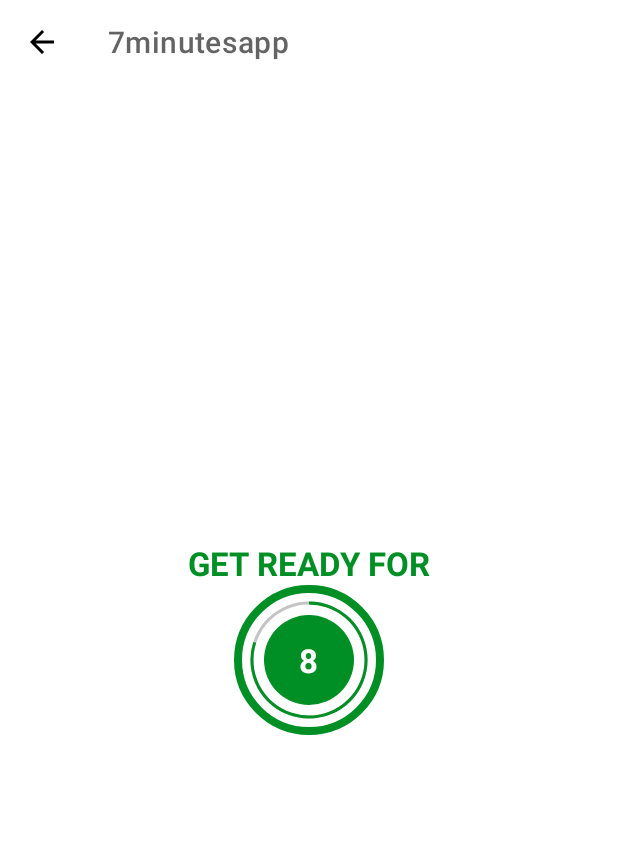
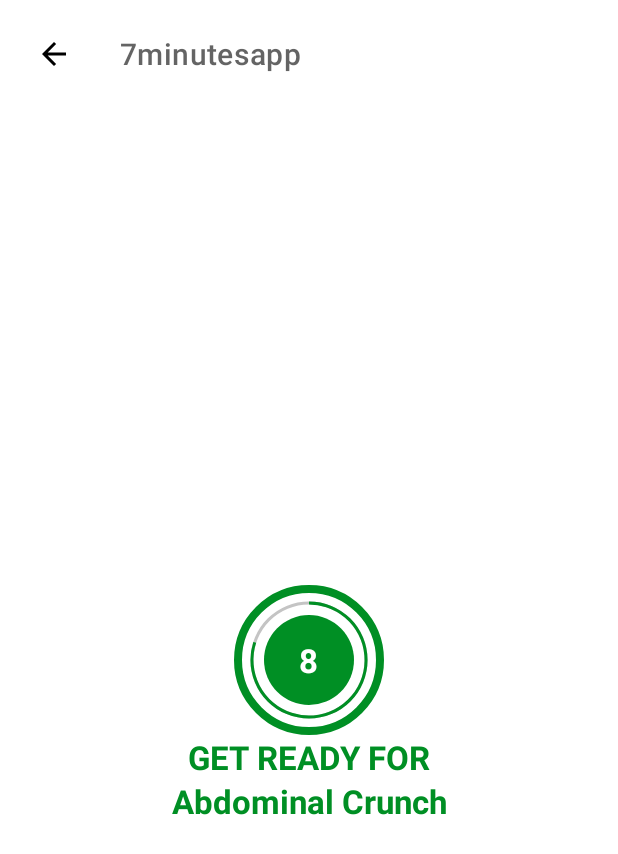
Before and after one commit to wet-creation/WorkOutApp, an Android app: the ExercisesActivity screen opened directly, with no data from a screen before it, on a phone screen of 412 x 824 dp. Shown: the top 854 px of the screen. Run offline under Robolectric (Android 15) with nearby library versions, the light colour scheme and no system bars.

Commit message:
Exercises

```diff
--- /dev/null
+++ b/app/src/main/java/com/misha/a7minutesapp/Constants.kt
@@ -0,0 +1,96 @@
+package com.misha.a7minutesapp
+
+import com.misha.a7minutesapp.model.ExercisesModel
+
+object Constants {
+
+    fun defaultExercisesList():ArrayList<ExercisesModel>{
+        val exercisesList = ArrayList<ExercisesModel>()
+        val abdominalCrunch = ExercisesModel(
+            1,
+            "Abdominal Crunch",
+            R.drawable.ic_abdominal_crunch
+        )
+        exercisesList.add(abdominalCrunch)
+
+        val highKneesRunningInPlace = ExercisesModel(
+            2,
+            "High Knees Running In Place",
+            R.drawable.ic_high_knees_running_in_place
+        )
+        exercisesList.add(highKneesRunningInPlace)
+
+        val jumpingJacks = ExercisesModel(
+            3,
+            "Jumping Jacks",
+            R.drawable.ic_jumping_jacks
+        )
+        exercisesList.add(jumpingJacks)
+
+        val lunge = ExercisesModel(
+            4,
+            "Lunge",
+            R.drawable.ic_lunge
+        )
+        exercisesList.add(lunge)
+        val plank = ExercisesModel(
+            5,
+            "Plank",
+            R.drawable.ic_plank
+        )
+        exercisesList.add(plank)
+
+        val pushUps = ExercisesModel(
+            6,
+            "Push up",
+            R.drawable.ic_push_up
+        )
+        exercisesList.add(pushUps)
+
+        val pushUpAndRotation = ExercisesModel(
+            7,
+            "Push Up And Rotation",
+            R.drawable.ic_push_up_and_rotation
+        )
+        exercisesList.add(pushUpAndRotation)
+
+        val sidePlank = ExercisesModel(
+            8,
+            "Side plank",
+            R.drawable.ic_side_plank
+        )
+        exercisesList.add(sidePlank)
+
+        val squat = ExercisesModel(
+            9,
+            "Squat",
+            R.drawable.ic_squat
+        )
+        exercisesList.add(squat)
+
+        val stepUpOntoChair = ExercisesModel(
+            10,
+            "Step Up Onto Chair",
+            R.drawable.ic_step_up_onto_chair
+        )
+        exercisesList.add(stepUpOntoChair)
+
+        val tricepsDipOnChair = ExercisesModel(
+            11,
+            "Triceps Dip On Chair",
+            R.drawable.ic_triceps_dip_on_chair
+        )
+        exercisesList.add(tricepsDipOnChair)
+
+        val wallSit = ExercisesModel(
+            12,
+            "Wall sit",
+            R.drawable.ic_wall_sit
+        )
+        exercisesList.add(wallSit)
+
+
+
+        return exercisesList
+    }
+}
--- a/app/src/main/java/com/misha/a7minutesapp/ExercisesActivity.kt
+++ b/app/src/main/java/com/misha/a7minutesapp/ExercisesActivity.kt
@@ -1,14 +1,21 @@
 package com.misha.a7minutesapp
 
+import android.annotation.SuppressLint
+import android.content.Intent
 import android.os.Bundle
 import android.os.CountDownTimer
-import android.widget.Toast
+import android.view.View
+import android.widget.Button
 import androidx.appcompat.app.AppCompatActivity
 import com.misha.a7minutesapp.databinding.ActivityExercisesBinding
+import com.misha.a7minutesapp.model.ExercisesModel
 
 class ExercisesActivity : AppCompatActivity() {
     private var restTimer: CountDownTimer? = null
     private var restProgress = 0
+    private var exercisesList = ArrayList<ExercisesModel>()
+    private var currentExercises = 0
+
 
     private var binding: ActivityExercisesBinding? = null
     override fun onCreate(savedInstanceState: Bundle?) {
@@ -16,6 +23,7 @@ class ExercisesActivity : AppCompatActivity() {
         binding = ActivityExercisesBinding.inflate(layoutInflater)
         setContentView(binding?.root)
         setSupportActionBar(binding?.toolbarExercise)
+        exercisesList = Constants.defaultExercisesList()
         setUpRestView()
 
         if (supportActionBar != null){
@@ -25,14 +33,20 @@ class ExercisesActivity : AppCompatActivity() {
             onBackPressed()
         }
 
+
+
     }
 
+    @SuppressLint("SetTextI18n")
     private fun setUpRestView(){
         if (restTimer!=null){
             restTimer?.cancel()
             restProgress = 0
         }
+        binding?.imgExercise?.visibility = View.GONE
+        binding?.tvNameOfExercise?.visibility = View.VISIBLE
         binding?.tvTimerText?.text = "GET READY FOR"
+        binding?.tvNameOfExercise?.text = exercisesList[currentExercises].name
         binding?.progressBar?.max = 10
         setRestProgressBar(10)
     }
@@ -41,14 +55,18 @@ class ExercisesActivity : AppCompatActivity() {
             restTimer?.cancel()
             restProgress = 0
         }
-        binding?.tvTimerText?.text = "WORK HARD GET LOT"
+        binding?.tvTimerText?.text = exercisesList[currentExercises].name
+        binding?.tvNameOfExercise?.visibility = View.INVISIBLE
+        binding?.imgExercise?.visibility = View.VISIBLE
+        binding?.imgExercise?.setImageResource(exercisesList[currentExercises].image)
         binding?.progressBar?.max = 30
         setRestProgressBar(30)
     }
 
     private fun setRestProgressBar(time:Long){
+        val tick = 1000L
         binding?.progressBar?.progress = restProgress
-        restTimer = object : CountDownTimer(1000 * time, 1000){
+        restTimer = object : CountDownTimer(tick * time, tick){
             override fun onTick(millisUntilFinished: Long) {
                 restProgress++
                 binding?.progressBar?.progress = time.toInt() - restProgress
@@ -59,7 +77,18 @@ class ExercisesActivity : AppCompatActivity() {
                 if (time == 10L){
                     setUpActivityWorkOut()
                 }
-                else Toast.makeText(this@ExercisesActivity, "GG 30 seconds have gone", Toast.LENGTH_SHORT).show()
+                else {
+                    if (currentExercises+1 != exercisesList.size){
+                        currentExercises++
+                        setUpRestView()
+                    }
+                    else {
+                        val intent = Intent(this@ExercisesActivity,MainActivity::class.java)
+                        startActivity(intent)
+                        finish()
+                    }
+                }
+
             }
         }.start()
 
--- a/app/src/main/java/com/misha/a7minutesapp/MainActivity.kt
+++ b/app/src/main/java/com/misha/a7minutesapp/MainActivity.kt
@@ -3,7 +3,6 @@ package com.misha.a7minutesapp
 import android.content.Intent
 import androidx.appcompat.app.AppCompatActivity
 import android.os.Bundle
-import android.widget.Toast
 import androidx.appcompat.app.AppCompatDelegate
 import com.misha.a7minutesapp.databinding.ActivityMainBinding
 
@@ -16,6 +15,7 @@ class MainActivity : AppCompatActivity() {
         AppCompatDelegate.setDefaultNightMode(AppCompatDelegate.MODE_NIGHT_NO);
 
         binding?.flStart?.setOnClickListener {
+            binding?.flStart?.isClickable = false
             val intent = Intent(this,ExercisesActivity::class.java)
             startActivity(intent)
         }
--- /dev/null
+++ b/app/src/main/java/com/misha/a7minutesapp/model/ExercisesModel.kt
@@ -0,0 +1,9 @@
+package com.misha.a7minutesapp.model
+
+data class ExercisesModel (
+    val id:Int,
+    val name :String,
+    val image:Int,
+    var isCompleted:Boolean = false,
+    var isSelected:Boolean = false
+    )
--- a/app/src/main/res/layout/activity_exercises.xml
+++ b/app/src/main/res/layout/activity_exercises.xml
@@ -3,6 +3,7 @@
     xmlns:app="http://schemas.android.com/apk/res-auto"
     xmlns:tools="http://schemas.android.com/tools"
     android:layout_width="match_parent"
+    android:padding="8dp"
     android:layout_height="match_parent"
     tools:context=".ExercisesActivity">
 
@@ -19,17 +20,19 @@
 
     </androidx.appcompat.widget.Toolbar>
 
-    <TextView
-        android:id="@+id/tvTimerText"
-        android:layout_width="wrap_content"
-        android:layout_height="wrap_content"
-        android:text="@string/get_ready_for"
-        android:textColor="@color/accent"
-        android:textSize="@dimen/default_text_size"
-        android:textStyle="bold"
-        app:layout_constraintBottom_toTopOf="@+id/flGetReady"
-        app:layout_constraintEnd_toEndOf="parent"
-        app:layout_constraintStart_toStartOf="parent" />
+
+    <ImageView
+        android:id="@+id/imgExercise"
+        android:layout_width="match_parent"
+        android:layout_height="400dp"
+        android:layout_marginTop="5dp"
+        android:visibility="gone"
+        android:scaleType="fitXY"
+        tools:visibility="gone"
+        app:layout_constraintTop_toBottomOf="@id/toolbarExercise"
+        tools:src="@drawable/ic_step_up_onto_chair" />
+
+
 
     <FrameLayout
         android:id="@+id/flGetReady"
@@ -39,38 +42,60 @@
         app:layout_constraintBottom_toBottomOf="parent"
         app:layout_constraintEnd_toEndOf="parent"
         app:layout_constraintStart_toStartOf="parent"
-        app:layout_constraintTop_toBottomOf="@+id/toolbarExercise">
+        app:layout_constraintTop_toBottomOf="@+id/imgExercise">
+
         <ProgressBar
             android:id="@+id/progressBar"
             style="?android:attr/progressBarStyleHorizontal"
-            android:layout_gravity="center"
             android:layout_width="100dp"
             android:layout_height="100dp"
+            android:layout_gravity="center"
+            android:background="@drawable/circular_progress_gray"
+            android:indeterminate="false"
             android:max="10"
-            android:background="@drawable/circular_progress_gray"
+            android:progress="100"
             android:progressDrawable="@drawable/circular_progress_bar"
-            android:indeterminate="false"
-            android:progress="100"
-            android:rotation="-90"/>
+            android:rotation="-90" />
+
         <LinearLayout
             android:layout_width="60dp"
             android:layout_height="60dp"
             android:layout_gravity="center"
-            android:gravity="center"
-            android:background="@drawable/item_circular_color_accent_bg">
+            android:background="@drawable/item_circular_color_accent_bg"
+            android:gravity="center">
+
             <TextView
                 android:id="@+id/timer"
                 android:layout_width="wrap_content"
                 android:layout_height="wrap_content"
-                tools:text="10"
+                android:textColor="@color/white"
                 android:textSize="@dimen/default_text_size"
                 android:textStyle="bold"
-                android:textColor="@color/white"
-                />
+                tools:text="10" />
 
         </LinearLayout>
-
-
     </FrameLayout>
+    <TextView
+        android:id="@+id/tvTimerText"
+        android:layout_width="wrap_content"
+        android:layout_height="wrap_content"
+        android:text="@string/get_ready_for"
+        android:textColor="@color/accent"
+        android:textSize="@dimen/default_text_size"
+        android:textStyle="bold"
+        app:layout_constraintEnd_toEndOf="parent"
+        app:layout_constraintStart_toStartOf="parent"
+        app:layout_constraintTop_toBottomOf="@+id/flGetReady" />
+    <TextView
+        android:id="@+id/tvNameOfExercise"
+        android:layout_width="wrap_content"
+        android:layout_height="wrap_content"
+        android:text="@string/get_ready_for"
+        android:textColor="@color/accent"
+        android:textSize="@dimen/default_text_size"
+        android:textStyle="bold"
+        app:layout_constraintEnd_toEndOf="parent"
+        app:layout_constraintStart_toStartOf="parent"
+        app:layout_constraintTop_toBottomOf="@+id/tvTimerText" />
 
 </androidx.constraintlayout.widget.ConstraintLayout>
```
Also changed, not shown: app/src/main/res/drawable-v24/ic_abdominal_crunch.png (added), app/src/main/res/drawable-v24/ic_high_knees_running_in_place.png (added), app/src/main/res/drawable-v24/ic_jumping_jacks.png (added), app/src/main/res/drawable-v24/ic_lunge.png (added), app/src/main/res/drawable-v24/ic_plank.png (added), app/src/main/res/drawable-v24/ic_push_up.png (added), app/src/main/res/drawable-v24/ic_push_up_and_rotation.png (added), app/src/main/res/drawable-v24/ic_side_plank.png (added), app/src/main/res/drawable-v24/ic_squat.png (added), app/src/main/res/drawable-v24/ic_step_up_onto_chair.png (added), app/src/main/res/drawable-v24/ic_triceps_dip_on_chair.png (added), app/src/main/res/drawable-v24/ic_wall_sit.png (added).
